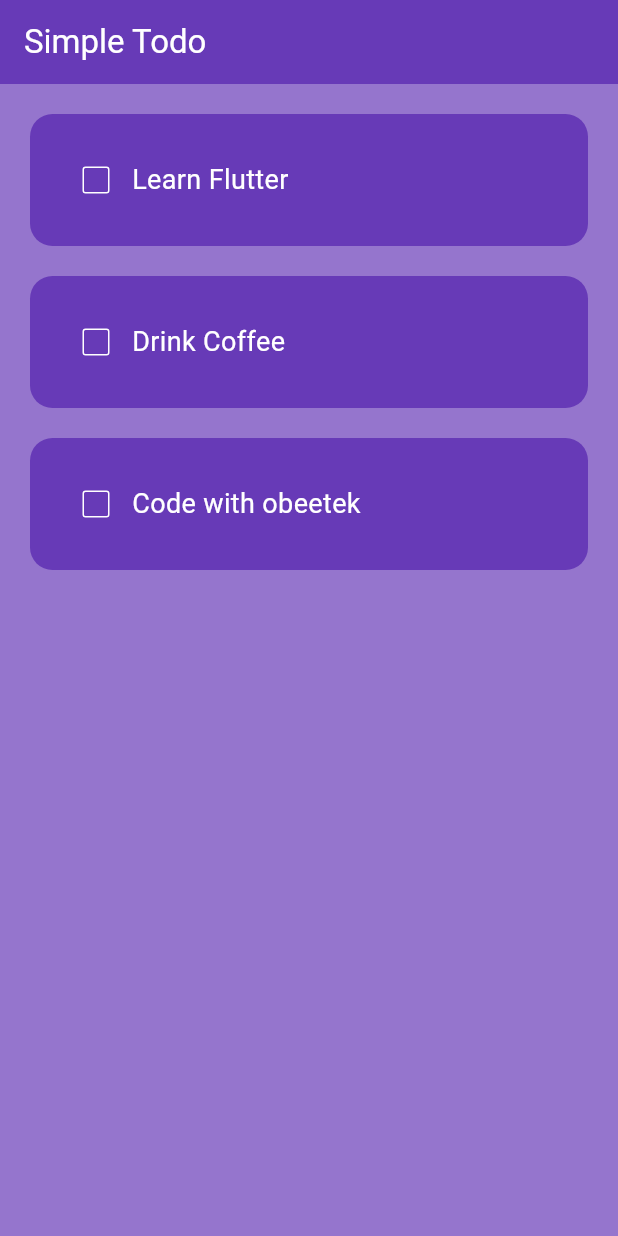
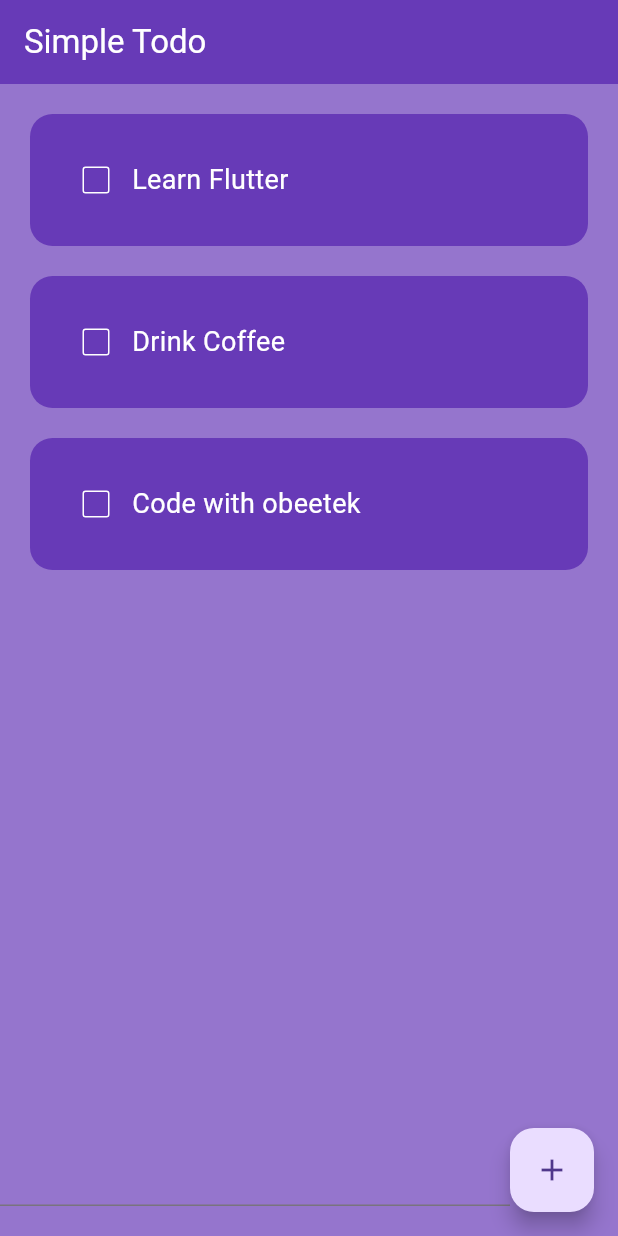
Before and after one commit to Ryuuutaaa/toDoList-flutter, a Flutter app: the screen it shows after launch, on a phone screen of 412 x 824 dp. Run offline on Flutter 3.47's test engine with Material 3 defaults, Android fonts, the phone set to English and light mode, and no system bars.

Commit message:
feat : add button add

```diff
--- a/lib/pages/home_page.dart
+++ b/lib/pages/home_page.dart
@@ -50,6 +50,15 @@ class _HomePageState extends State<HomePage> {
           );
         },
       ),
+      floatingActionButton: Row(
+        children: [
+          Expanded(child: TextField()),
+          FloatingActionButton(
+            onPressed: () {},
+            child: Icon(Icons.add),
+          ),
+        ],
+      ),
     );
   }
 }
--- a/lib/utils/todo_list.dart
+++ b/lib/utils/todo_list.dart
@@ -38,7 +38,13 @@ class TodoList extends StatelessWidget {
             ),
             Text(
               taskName, // Hapus tanda titik koma
-              style: TextStyle(color: Colors.white, fontSize: 18, decoration: taskComplated ? TextDecoration.lineThrough : TextDecoration.none),
+              style: TextStyle(
+                color: Colors.white,
+                fontSize: 18,
+                decoration: taskComplated ? TextDecoration.lineThrough : TextDecoration.none,
+                decorationColor: Colors.white,
+                decorationThickness: 2,
+              ),
             ),
           ],
         ),
```
